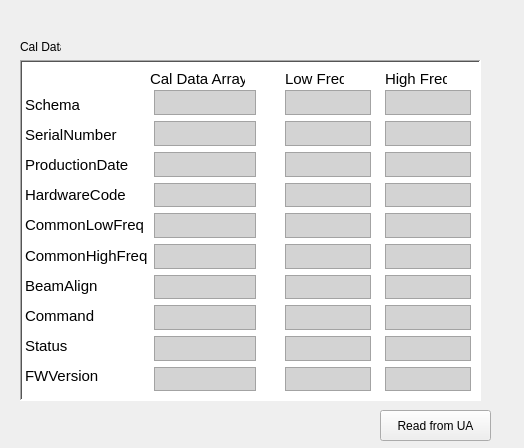
8foldrepo/RF_Balance_Profound, file Widget_Library/widget_ua_calibration.ui: the form before one commit.
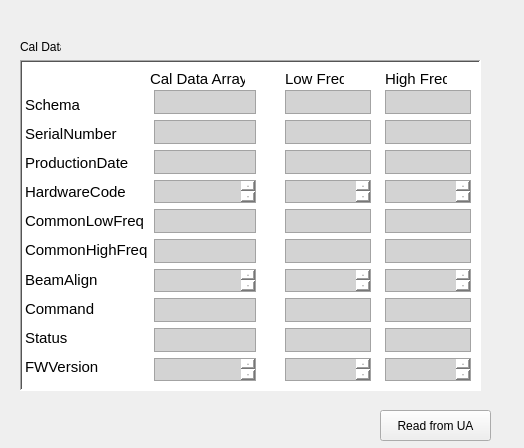
The form after the commit.

Commit message: progress on making the ua calibration hardware method and interface with the ui and manager classes

```diff
--- a/Widget_Library/widget_ua_calibration.ui
+++ b/Widget_Library/widget_ua_calibration.ui
@@ -19,7 +19,7 @@
      <x>20</x>
      <y>60</y>
      <width>461</width>
-     <height>341</height>
+     <height>331</height>
     </rect>
    </property>
    <property name="styleSheet">
@@ -91,7 +91,7 @@
       <x>5</x>
       <y>30</y>
       <width>231</width>
-      <height>301</height>
+      <height>291</height>
      </rect>
     </property>
     <layout class="QHBoxLayout" name="labels_values_horz_3">
@@ -304,7 +304,7 @@
       <x>265</x>
       <y>30</y>
       <width>86</width>
-      <height>301</height>
+      <height>291</height>
      </rect>
     </property>
     <layout class="QVBoxLayout" name="low_freq_group_3">
@@ -386,7 +386,7 @@
       <x>365</x>
       <y>30</y>
       <width>86</width>
-      <height>301</height>
+      <height>291</height>
      </rect>
     </property>
     <layout class="QVBoxLayout" name="high_freq_group_3">
```
Left out of the diff: 2 changed lines with no effect on the pictures. The commit also changes 9 other files.
